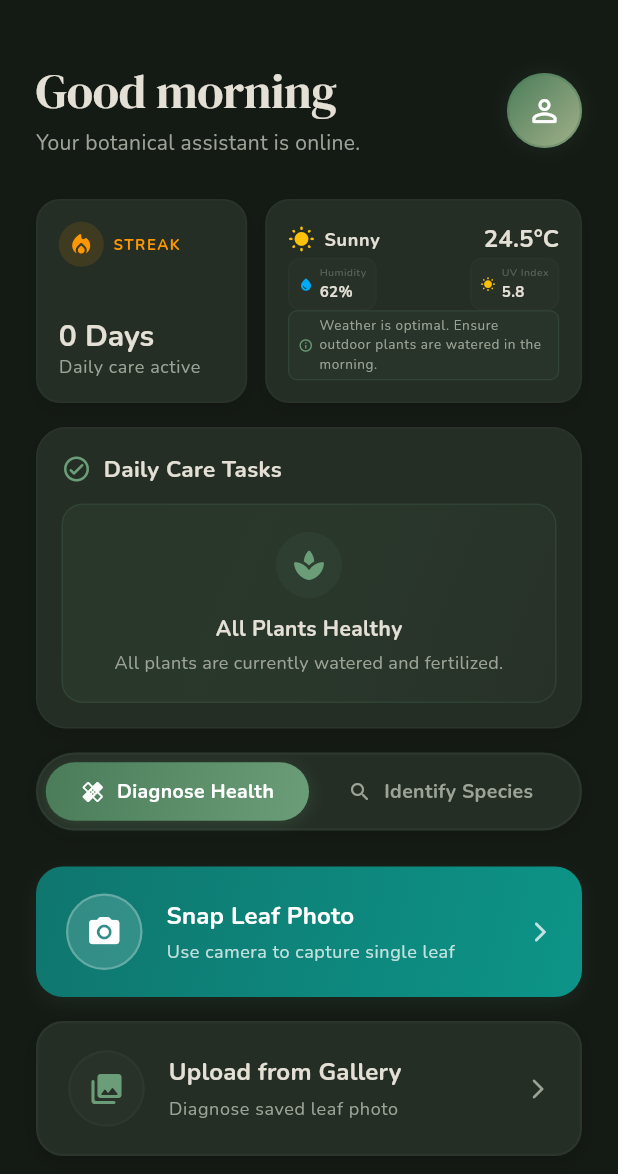
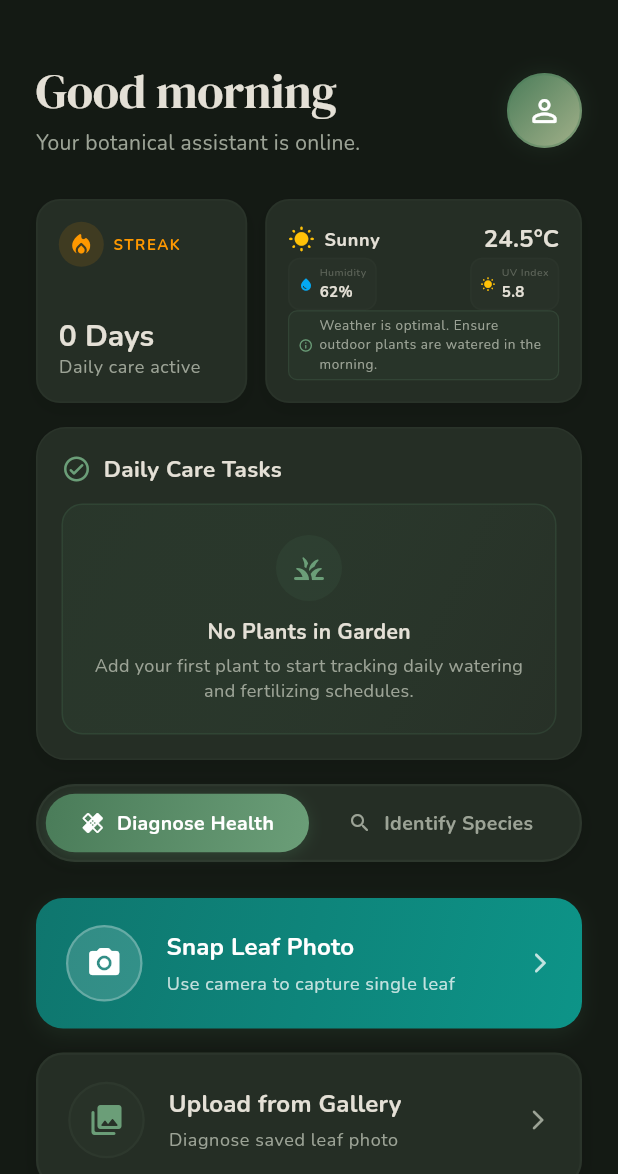
Before and after one commit to Nasir-Ali-Pro/PlantCare-AI, a Flutter app: the HomeScreen screen opened directly, on a phone screen of 412 x 824 dp, the part 62-1236 px from its top. Run offline on Flutter 3.47's test engine with Material 3 defaults, Android fonts, the phone set to English and light mode, and no system bars; drawn by our look-alikes of flutter_animate; our stand-ins replace cached_network_image, connectivity_plus, flutter_image_compress, flutter_local_notifications, google_fonts, google_generative_ai and 8 more; missing offline and left inert: encrypt; accounts and stored records are empty; network calls fail.

Commit message:
fix: display 'No Plants in Garden' when garden has 0 plants

```diff
--- a/lib/core/constants/app_constants.dart
+++ b/lib/core/constants/app_constants.dart
@@ -8,7 +8,7 @@ class AppConstants {
   static const String defaultSupabaseAnonKey = String.fromEnvironment('SUPABASE_ANON_KEY', defaultValue: 'sb_publishable_w5MxUBgJjs9zFDcuGhYUHw_cjcZuiB8');
 
   // ── Gemini Configuration ────────────────────────────────
-  static const String defaultGeminiModel = 'gemini-1.5-flash';
+  static const String defaultGeminiModel = 'gemini-3.6-flash';
   static const String defaultGeminiApiKey = String.fromEnvironment('GEMINI_API_KEY', defaultValue: 'YOUR_GEMINI_API_KEY');
 
   // ── Shared Preferences Keys ──────────────────────────────
--- a/lib/screens/home/home_screen.dart
+++ b/lib/screens/home/home_screen.dart
@@ -565,7 +565,57 @@ class _HomeScreenState extends State<HomeScreen> {
               ],
             ),
             const SizedBox(height: 12),
-            if (needyPlants.isEmpty)
+            if (provider.plants.isEmpty)
+              Container(
+                width: double.infinity,
+                padding: const EdgeInsets.symmetric(vertical: 20, horizontal: 16),
+                decoration: BoxDecoration(
+                  borderRadius: BorderRadius.circular(14),
+                  gradient: LinearGradient(
+                    colors: [
+                      AppColors.primary.withValues(alpha: 0.10),
+                      AppColors.surfaceHighlight.withValues(alpha: 0.3),
+                    ],
+                    begin: Alignment.topLeft,
+                    end: Alignment.bottomRight,
+                  ),
+                  border: Border.all(
+                    color: AppColors.primary.withValues(alpha: 0.2),
+                    width: 1,
+                  ),
+                ),
+                child: Column(
+                  children: [
+                    Container(
+                      padding: const EdgeInsets.all(10),
+                      decoration: BoxDecoration(
+                        color: AppColors.primary.withValues(alpha: 0.12),
+                        shape: BoxShape.circle,
+                      ),
+                      child: const Icon(Icons.grass_rounded, color: AppColors.primaryLight, size: 24),
+                    ),
+                    const SizedBox(height: 10),
+                    const Text(
+                      'No Plants in Garden',
+                      style: TextStyle(
+                        fontSize: 14,
+                        fontWeight: FontWeight.bold,
+                        color: AppColors.onSurface,
+                      ),
+                    ),
+                    const SizedBox(height: 4),
+                    const Text(
+                      'Add your first plant to start tracking daily watering and fertilizing schedules.',
+                      style: TextStyle(
+                        fontSize: 12,
+                        color: AppColors.onSurfaceMuted,
+                      ),
+                      textAlign: TextAlign.center,
+                    ),
+                  ],
+                ),
+              )
+            else if (needyPlants.isEmpty)
               Container(
                 width: double.infinity,
                 padding: const EdgeInsets.symmetric(vertical: 18, horizontal: 16),
@@ -604,9 +654,9 @@ class _HomeScreenState extends State<HomeScreen> {
                       ),
                     ),
                     const SizedBox(height: 4),
-                    const Text(
-                      'All plants are currently watered and fertilized.',
-                      style: TextStyle(
+                    Text(
+                      'All ${provider.plants.length} plant${provider.plants.length == 1 ? "" : "s"} are currently watered and fertilized.',
+                      style: const TextStyle(
                         fontSize: 12,
                         color: AppColors.onSurfaceMuted,
                       ),
```
